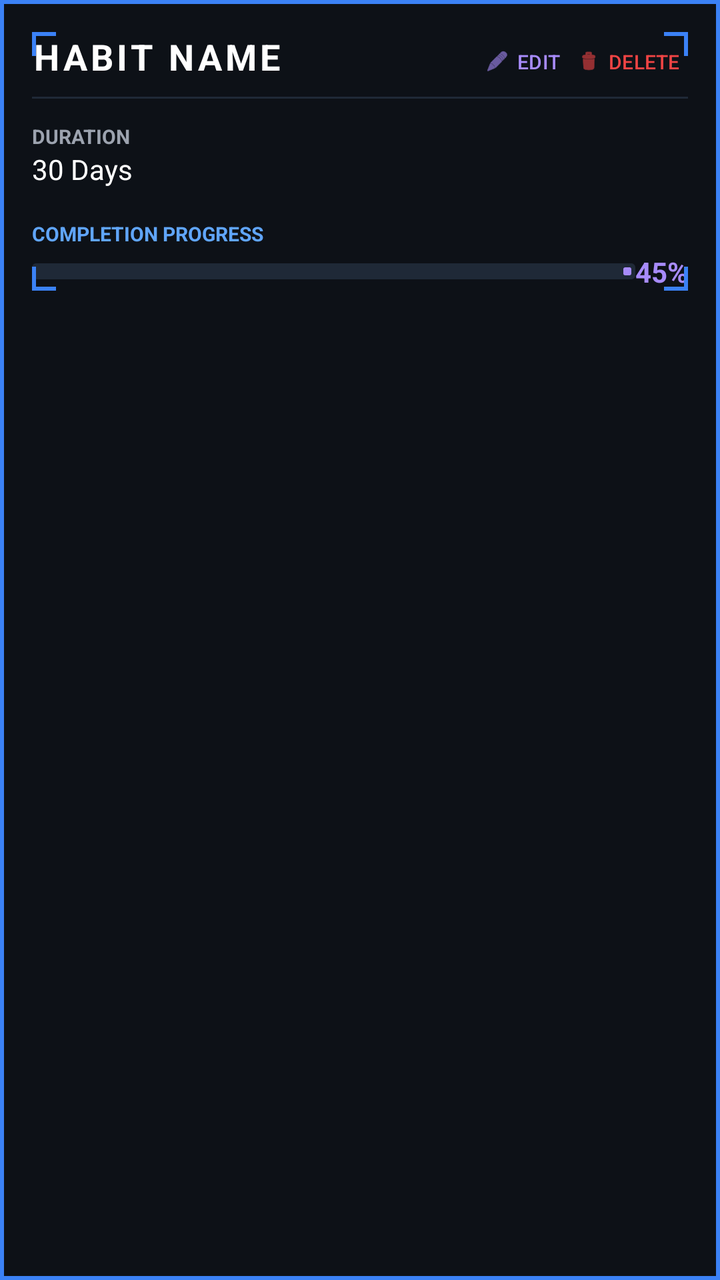
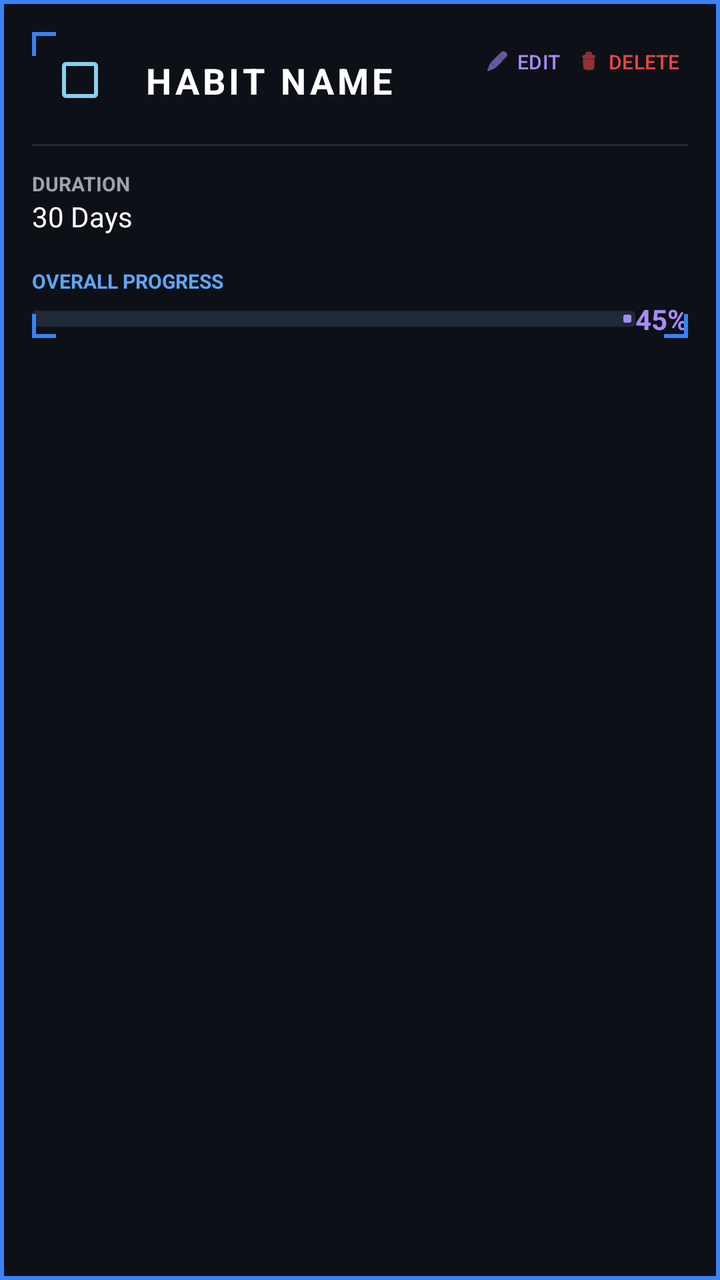

The first picture is an Android layout as it rendered before a commit; the second is the same layout after the commit. The layout source and the unified diff follow.
<!-- AndroidManifest.xml: application theme Theme.HabitFLOWS -->
<!-- res/layout/item_habit.xml -->
<?xml version="1.0" encoding="utf-8"?>
<com.google.android.material.card.MaterialCardView xmlns:android="http://schemas.android.com/apk/res/android"
    xmlns:app="http://schemas.android.com/apk/res-auto"
    android:layout_width="match_parent"
    android:layout_height="wrap_content"
    android:layout_marginHorizontal="20dp"
    android:layout_marginVertical="8dp"
    app:cardBackgroundColor="#0D1117"
    app:cardCornerRadius="0dp"
    app:cardElevation="0dp"
    app:strokeColor="#3B82F6"
    app:strokeWidth="2dp">

    <androidx.constraintlayout.widget.ConstraintLayout
        android:layout_width="match_parent"
        android:layout_height="wrap_content"
        android:padding="16dp">

        
        <View
            android:layout_width="12dp"
            android:layout_height="2dp"
            android:background="#3B82F6"
            app:layout_constraintStart_toStartOf="parent"
            app:layout_constraintTop_toTopOf="parent" />
        <View
            android:layout_width="2dp"
            android:layout_height="12dp"
            android:background="#3B82F6"
            app:layout_constraintStart_toStartOf="parent"
            app:layout_constraintTop_toTopOf="parent" />

        <View
            android:layout_width="12dp"
            android:layout_height="2dp"
            android:background="#3B82F6"
            app:layout_constraintEnd_toEndOf="parent"
            app:layout_constraintTop_toTopOf="parent" />
        <View
            android:layout_width="2dp"
            android:layout_height="12dp"
            android:background="#3B82F6"
            app:layout_constraintEnd_toEndOf="parent"
            app:layout_constraintTop_toTopOf="parent" />

        <TextView
            android:id="@+id/tvHabitName"
            android:layout_width="0dp"
            android:layout_height="wrap_content"
            android:layout_marginEnd="8dp"
            android:letterSpacing="0.1"
            android:text="HABIT NAME"
            android:textColor="#FFFFFF"
            android:textSize="18sp"
            android:textStyle="bold"
            app:layout_constraintEnd_toStartOf="@+id/llButtons"
            app:layout_constraintStart_toStartOf="parent"
            app:layout_constraintTop_toTopOf="parent" />

        <LinearLayout
            android:id="@+id/llButtons"
            android:layout_width="wrap_content"
            android:layout_height="wrap_content"
            android:orientation="horizontal"
            app:layout_constraintEnd_toEndOf="parent"
            app:layout_constraintTop_toTopOf="parent">

            <com.google.android.material.button.MaterialButton
                android:id="@+id/btnEditHabit"
                style="@style/Widget.Material3.Button.TextButton"
                android:layout_width="wrap_content"
                android:layout_height="wrap_content"
                android:minWidth="0dp"
                android:minHeight="0dp"
                android:padding="4dp"
                android:text="EDIT"
                android:textColor="#A78BFA"
                android:textSize="10sp"
                app:icon="@android:drawable/ic_menu_edit"
                app:iconSize="12dp"
                app:iconTint="#A78BFA" />

            <com.google.android.material.button.MaterialButton
                android:id="@+id/btnDeleteHabit"
                style="@style/Widget.Material3.Button.TextButton"
                android:layout_width="wrap_content"
                android:layout_height="wrap_content"
                android:minWidth="0dp"
                android:minHeight="0dp"
                android:padding="4dp"
                android:text="DELETE"
                android:textColor="#EF4444"
                android:textSize="10sp"
                app:icon="@android:drawable/ic_menu_delete"
                app:iconSize="12dp"
                app:iconTint="#EF4444" />
        </LinearLayout>

        <View
            android:id="@+id/divider"
            android:layout_width="match_parent"
            android:layout_height="1dp"
            android:layout_marginTop="8dp"
            android:background="#1F2937"
            app:layout_constraintTop_toBottomOf="@id/tvHabitName" />

        <LinearLayout
            android:id="@+id/llDuration"
            android:layout_width="wrap_content"
            android:layout_height="wrap_content"
            android:layout_marginTop="12dp"
            android:orientation="vertical"
            app:layout_constraintStart_toStartOf="parent"
            app:layout_constraintTop_toBottomOf="@id/divider">

            <TextView
                android:layout_width="wrap_content"
                android:layout_height="wrap_content"
                android:text="DURATION"
                android:textColor="#9CA3AF"
                android:textSize="10sp"
                android:textStyle="bold" />

            <TextView
                android:id="@+id/tvHabitDuration"
                android:layout_width="wrap_content"
                android:layout_height="wrap_content"
                android:text="30 Days"
                android:textColor="#FFFFFF"
                android:textSize="14sp" />
        </LinearLayout>

        <TextView
            android:id="@+id/tvProgressLabel"
            android:layout_width="wrap_content"
            android:layout_height="wrap_content"
            android:layout_marginTop="16dp"
            android:text="COMPLETION PROGRESS"
            android:textColor="#60A5FA"
            android:textSize="10sp"
            android:textStyle="bold"
            app:layout_constraintStart_toStartOf="parent"
            app:layout_constraintTop_toBottomOf="@id/llDuration" />

        <com.google.android.material.progressindicator.LinearProgressIndicator
            android:id="@+id/habitProgressIndicator"
            android:layout_width="0dp"
            android:layout_height="wrap_content"
            android:layout_marginTop="8dp"
            app:indicatorColor="#A78BFA"
            app:layout_constraintEnd_toStartOf="@+id/tvHabitPercentage"
            app:layout_constraintStart_toStartOf="parent"
            app:layout_constraintTop_toBottomOf="@id/tvProgressLabel"
            app:trackColor="#1F2937"
            app:trackThickness="8dp" />

        <TextView
            android:id="@+id/tvHabitPercentage"
            android:layout_width="wrap_content"
            android:layout_height="wrap_content"
            android:layout_marginStart="12dp"
            android:text="45%"
            android:textColor="#A78BFA"
            android:textSize="14sp"
            android:textStyle="bold"
            app:layout_constraintBottom_toBottomOf="@+id/habitProgressIndicator"
            app:layout_constraintEnd_toEndOf="parent"
            app:layout_constraintTop_toTopOf="@+id/habitProgressIndicator" />

        
        <View
            android:layout_width="12dp"
            android:layout_height="2dp"
            android:background="#3B82F6"
            app:layout_constraintBottom_toBottomOf="parent"
            app:layout_constraintStart_toStartOf="parent" />
        <View
            android:layout_width="2dp"
            android:layout_height="12dp"
            android:background="#3B82F6"
            app:layout_constraintBottom_toBottomOf="parent"
            app:layout_constraintStart_toStartOf="parent" />

        <View
            android:layout_width="12dp"
            android:layout_height="2dp"
            android:background="#3B82F6"
            app:layout_constraintBottom_toBottomOf="parent"
            app:layout_constraintEnd_toEndOf="parent" />
        <View
            android:layout_width="2dp"
            android:layout_height="12dp"
            android:background="#3B82F6"
            app:layout_constraintBottom_toBottomOf="parent"
            app:layout_constraintEnd_toEndOf="parent" />

    </androidx.constraintlayout.widget.ConstraintLayout>
</com.google.android.material.card.MaterialCardView>
<!-- resources referenced by this layout -->
<resources>
  <style name="Theme.HabitFLOWS" parent="Base.Theme.HabitFLOWS" />
  <style name="Base.Theme.HabitFLOWS" parent="Theme.Material3.DayNight.NoActionBar">
          
          
      </style>
</resources>

<!-- the commit's change to res/layout/item_habit.xml (unified diff, before → after) -->
@@ -30,32 +30,31 @@
             app:layout_constraintStart_toStartOf="parent"
             app:layout_constraintTop_toTopOf="parent" />
 
-        <View
-            android:layout_width="12dp"
-            android:layout_height="2dp"
-            android:background="#3B82F6"
-            app:layout_constraintEnd_toEndOf="parent"
-            app:layout_constraintTop_toTopOf="parent" />
-        <View
-            android:layout_width="2dp"
-            android:layout_height="12dp"
-            android:background="#3B82F6"
-            app:layout_constraintEnd_toEndOf="parent"
+        <CheckBox
+            android:id="@+id/cbHabitDone"
+            android:layout_width="wrap_content"
+            android:layout_height="wrap_content"
+            android:buttonTint="@color/baby_blue"
+            android:clickable="false"
+            android:focusable="false"
+            app:layout_constraintStart_toStartOf="parent"
             app:layout_constraintTop_toTopOf="parent" />
 
         <TextView
             android:id="@+id/tvHabitName"
             android:layout_width="0dp"
             android:layout_height="wrap_content"
+            android:layout_marginStart="8dp"
             android:layout_marginEnd="8dp"
             android:letterSpacing="0.1"
             android:text="HABIT NAME"
             android:textColor="#FFFFFF"
             android:textSize="18sp"
             android:textStyle="bold"
+            app:layout_constraintBottom_toBottomOf="@+id/cbHabitDone"
             app:layout_constraintEnd_toStartOf="@+id/llButtons"
-            app:layout_constraintStart_toStartOf="parent"
-            app:layout_constraintTop_toTopOf="parent" />
+            app:layout_constraintStart_toEndOf="@+id/cbHabitDone"
+            app:layout_constraintTop_toTopOf="@+id/cbHabitDone" />
 
         <LinearLayout
             android:id="@+id/llButtons"
@@ -102,7 +101,7 @@
             android:layout_height="1dp"
             android:layout_marginTop="8dp"
             android:background="#1F2937"
-            app:layout_constraintTop_toBottomOf="@id/tvHabitName" />
+            app:layout_constraintTop_toBottomOf="@id/cbHabitDone" />
 
         <LinearLayout
             android:id="@+id/llDuration"
@@ -135,7 +134,7 @@
             android:layout_width="wrap_content"
             android:layout_height="wrap_content"
             android:layout_marginTop="16dp"
-            android:text="COMPLETION PROGRESS"
+            android:text="OVERALL PROGRESS"
             android:textColor="#60A5FA"
             android:textSize="10sp"
             android:textStyle="bold"
<!-- resource entries referenced after the edit -->
@@ -1,5 +1,6 @@
 <!-- resources referenced by this layout -->
 <resources>
+  <color name="baby_blue">#89CFEF</color>
   <style name="Theme.HabitFLOWS" parent="Base.Theme.HabitFLOWS" />
   <style name="Base.Theme.HabitFLOWS" parent="Theme.Material3.DayNight.NoActionBar">
           
